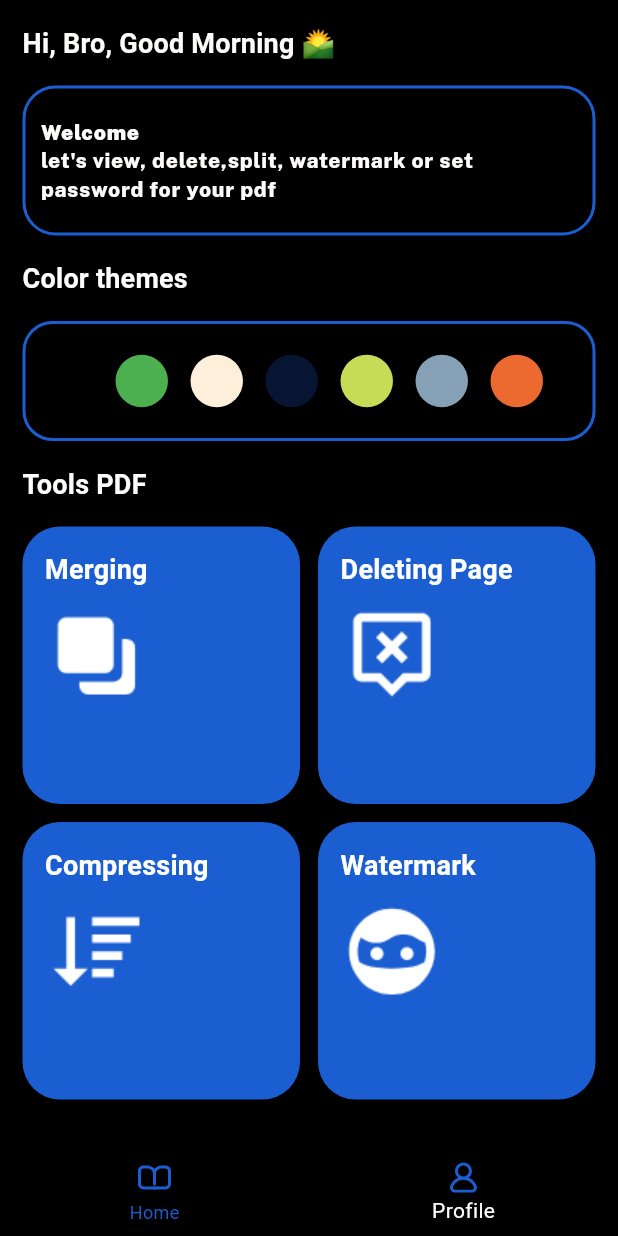
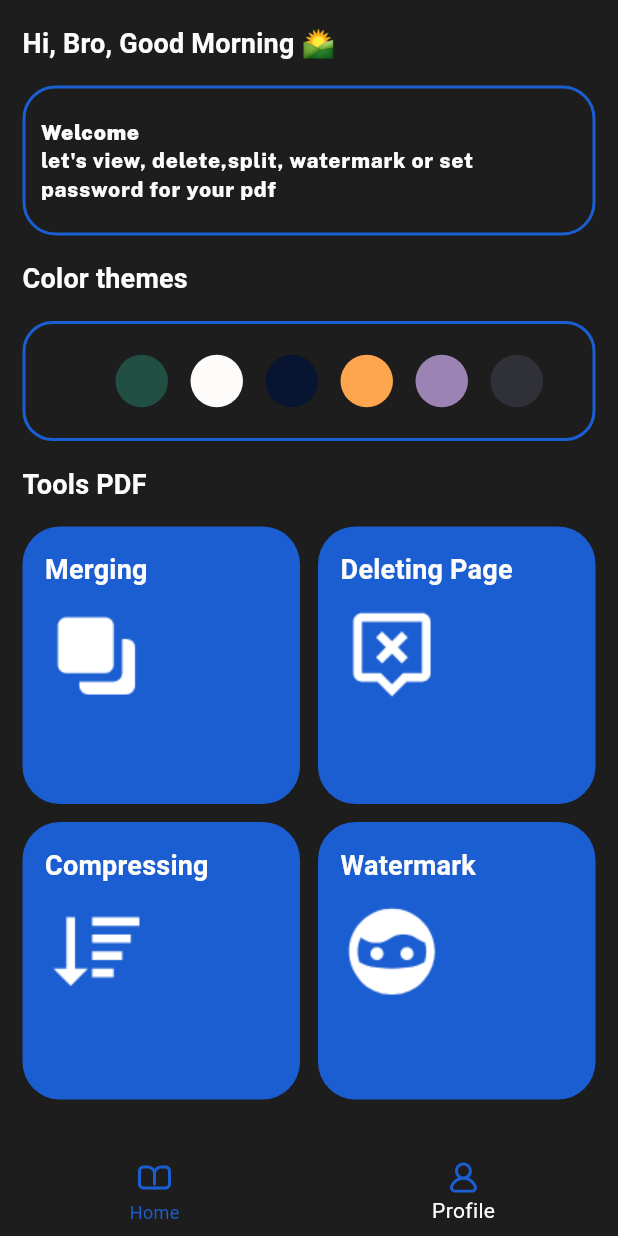
Before and after one commit to SatriaAkbarRizki/Readers-PDF, a Flutter app: the screen it shows after launch, item 2 of the bottom bar chosen, on a phone screen of 412 x 824 dp. Run offline on Flutter 3.47's test engine with Material 3 defaults, Android fonts, the phone set to English and light mode, and no system bars; our stand-ins replace bloc, file_picker, flutter_bloc, flutter_svg, go_router, share_plus; missing offline and left inert: pdfrx.

Commit message:
update: list color themes

```diff
--- a/lib/cubit/theme_cubit.dart
+++ b/lib/cubit/theme_cubit.dart
@@ -4,22 +4,33 @@ import 'package:simplereader/model/thememodel.dart';
 
 class ThemeCubit extends Cubit<Thememodel> {
   List<Thememodel> listColorTheme = [
-    Thememodel(Colors.black, const Color(0xff1b5ed1), const Color(0xffFDFCFA)),
-    Thememodel(Colors.green, const Color(0xff1b5ed1), const Color(0xffFDFCFA)),
-    Thememodel(const Color(0xfffeefda), const Color(0xff1b5ed1),
+    Thememodel(
+        const Color(0xff1d1d1d),
+        const Color(0xff1b5ed1), // Done
         const Color(0xffFDFCFA)),
-    Thememodel(const Color(0xff071432), const Color(0xff1b5ed1),
+    Thememodel(
+        const Color(0xff214f44),
+        const Color.fromARGB(255, 117, 163, 133),
+        const Color(0xffFDFCFA)), // Done
+    Thememodel(
+        const Color(0xffFDFCFA), const Color(0xfff9e069), Colors.black), // Done
+    Thememodel(
+        const Color(0xff071432),
+        const Color(0xff1b5ed1), // Done
         const Color(0xffFDFCFA)),
-    Thememodel(const Color(0xffc7dc56), const Color(0xff1b5ed1),
-        const Color(0xffFDFCFA)),
-    Thememodel(const Color(0xff86a1b6), const Color(0xff1b5ed1),
-        const Color(0xffFDFCFA)),
-    Thememodel(const Color(0xffec6a30), const Color(0xff1b5ed1),
-        const Color(0xffFDFCFA)),
+    Thememodel(const Color(0xfffea64e), const Color(0xfff1521c),
+        const Color(0xfffefffe)), // Done
+    Thememodel(const Color(0xff9b84b4), const Color(0xff1a0e21), Colors.white),
+Thememodel(
+              const Color(0xff303138), const Color(0xfff3c0c5), Colors.white)
   ];
   ThemeCubit()
-      : super(Thememodel(
-            Colors.black, const Color(0xff1b5ed1), const Color(0xffFDFCFA)));
+      : super(
+          Thememodel(
+        const Color(0xff1d1d1d),
+        const Color(0xff1b5ed1), // Done
+        const Color(0xffFDFCFA)),
+        );
 
   void chanetTheme(int index) {
     emit(listColorTheme[index]);
--- a/lib/main.dart
+++ b/lib/main.dart
@@ -45,6 +45,7 @@ class MainApp extends StatelessWidget {
             debugShowCheckedModeBanner: false,
             theme: MyTheme().lightTheme.copyWith(
                   scaffoldBackgroundColor: state.background,
+
                 ),
             routerConfig: _route,
           );
--- a/lib/navigation/navbar.dart
+++ b/lib/navigation/navbar.dart
@@ -29,20 +29,20 @@ class Navbar extends StatelessWidget {
         borderRadius: const BorderRadius.only(
             topLeft: Radius.circular(10), topRight: Radius.circular(15)),
         child: BlocBuilder<ThemeCubit, Thememodel>(
-          builder: (context, state) {
+          builder: (context, themes) {
             return BottomNavigationBar(
                 currentIndex: navCubit.state,
                 onTap: (value) => navCubit.switchNavBar(value),
-                backgroundColor: state.background,
-                selectedItemColor: state.text,
-                unselectedItemColor: state.widget,
+                backgroundColor: themes.background,
+                selectedItemColor: themes.text,
+                unselectedItemColor: themes.widget,
                 items: [
                   BottomNavigationBarItem(
                       label: 'Home',
                       icon: SvgPicture.asset(
                         'assets/icons/open-book.svg',
-                        colorFilter: const ColorFilter.mode(
-                            Color(0xff1b5ed1), BlendMode.srcIn),
+                        colorFilter:
+                            ColorFilter.mode(themes.widget, BlendMode.srcIn),
                       )),
                   // BottomNavigationBarItem(
                   //     label: 'Listen',
@@ -55,8 +55,8 @@ class Navbar extends StatelessWidget {
                       label: 'Profile',
                       icon: SvgPicture.asset(
                         'assets/icons/account.svg',
-                        colorFilter: const ColorFilter.mode(
-                            Color(0xff1b5ed1), BlendMode.srcIn),
+                        colorFilter:
+                            ColorFilter.mode(themes.widget, BlendMode.srcIn),
                       ))
                 ]);
           },
--- a/lib/screens/Home.dart
+++ b/lib/screens/Home.dart
@@ -1,18 +1,25 @@
 import 'package:flutter/material.dart';
+import 'package:flutter_bloc/flutter_bloc.dart';
 import 'package:simplereader/widget/listpdf.dart';
+
+import '../cubit/theme_cubit.dart';
 
 class HomeScreens extends StatelessWidget {
   const HomeScreens({super.key});
 
   @override
   Widget build(BuildContext context) {
+    final themes = context.watch<ThemeCubit>().state;
     return Scaffold(
       appBar: AppBar(
-          backgroundColor: const Color(0xffFDFCFA),
+          backgroundColor: themes.background,
           forceMaterialTransparency: true,
           title: Text(
             'Simple Reader',
-            style: Theme.of(context).textTheme.titleLarge,
+            style: Theme.of(context)
+                .textTheme
+                .titleLarge!
+                .copyWith(color: themes.text),
           ),
           actions: const [
             Padding(
--- a/lib/screens/profile.dart
+++ b/lib/screens/profile.dart
@@ -1,8 +1,6 @@
-import 'dart:developer';
 
 import 'package:flutter/material.dart';
 import 'package:flutter_bloc/flutter_bloc.dart';
-import 'package:simplereader/cubit/navbar_cubit.dart';
 import 'package:simplereader/widget/title_profile.dart';
 import 'package:simplereader/widget/title_tools.dart';
 
@@ -32,8 +30,8 @@ class ProfileScreen extends StatelessWidget {
                     width: MediaQuery.of(context).size.width,
                     decoration: BoxDecoration(
                         borderRadius: BorderRadius.circular(22),
-                        border: Border.all(
-                            color: const Color(0xff1b5ed1), width: 2)),
+                        border:
+                            Border.all(color: themes.state.widget, width: 2)),
                     child: Padding(
                       padding:
                           const EdgeInsets.only(left: 10, right: 10, top: 20),
@@ -75,8 +73,8 @@ class ProfileScreen extends StatelessWidget {
                     width: MediaQuery.of(context).size.width,
                     decoration: BoxDecoration(
                         borderRadius: BorderRadius.circular(20),
-                        border: Border.all(
-                            color: const Color(0xff1b5ed1), width: 2)),
+                        border:
+                            Border.all(color: themes.state.widget, width: 2)),
                     child: Padding(
                       padding: const EdgeInsets.all(10),
                       child: ListView.builder(
@@ -117,12 +115,15 @@ class ProfileScreen extends StatelessWidget {
                     mainAxisSpacing: 12.0,
                     crossAxisSpacing: 12.0,
                   ),
-                  children: const [
-                    TitleTools('Merging', 'assets/icons/merge.png'),
+                  children: [
                     TitleTools(
-                        'Deleting Page ', 'assets/icons/delete_page.png'),
-                    TitleTools('Compressing', 'assets/icons/sort-down.png'),
-                    TitleTools('Watermark', 'assets/icons/face-mask.png')
+                        'Merging', 'assets/icons/merge.png', themes.state),
+                    TitleTools('Deleting Page ', 'assets/icons/delete_page.png',
+                        themes.state),
+                    TitleTools('Compressing', 'assets/icons/sort-down.png',
+                        themes.state),
+                    TitleTools(
+                        'Watermark', 'assets/icons/face-mask.png', themes.state)
                   ],
                 )
               ],
--- a/lib/widget/listpdf.dart
+++ b/lib/widget/listpdf.dart
@@ -3,6 +3,7 @@ import 'package:flutter_bloc/flutter_bloc.dart';
 import 'package:go_router/go_router.dart';
 import 'package:pdfrx/pdfrx.dart';
 import 'package:simplereader/bloc/pdf/pdf_bloc.dart';
+import 'package:simplereader/cubit/theme_cubit.dart';
 import 'package:simplereader/screens/empty.dart';
 import 'package:simplereader/screens/readingpdf.dart';
 import 'package:simplereader/type/empty_type.dart';
@@ -14,6 +15,7 @@ class ListPDF extends StatelessWidget {
   @override
   Widget build(BuildContext context) {
     final listPdf = context.watch<PdfBloc>().listPdf;
+    final themes = context.watch<ThemeCubit>().state;
     return Builder(
       builder: (context) {
         if (listPdf.isNotEmpty) {
@@ -80,7 +82,10 @@ class ListPDF extends StatelessWidget {
                             ),
                             child: Text(
                               listPdf[index].name,
-                              style: Theme.of(context).textTheme.labelSmall,
+                              style: Theme.of(context)
+                                  .textTheme
+                                  .labelSmall!
+                                  .copyWith(color: themes.text),
                               overflow: TextOverflow.ellipsis,
                             ),
                           ),
--- a/lib/widget/title_tools.dart
+++ b/lib/widget/title_tools.dart
@@ -1,28 +1,29 @@
 import 'package:flutter/material.dart';
+
+import '../model/thememodel.dart';
 
 class TitleTools extends StatelessWidget {
   final String title, path;
-  const TitleTools(this.title, this.path ,{super.key});
+  final Thememodel themes;
+  const TitleTools(this.title, this.path, this.themes, {super.key});
 
   @override
   Widget build(BuildContext context) {
     return Container(
-
       decoration: BoxDecoration(
-          color: const Color(0xff1b5ed1),
-          borderRadius: BorderRadius.circular(25)),
+          color: themes.widget, borderRadius: BorderRadius.circular(25)),
       child: Padding(
-        padding: EdgeInsets.all(15.0),
+        padding: const EdgeInsets.all(15.0),
         child: Column(
           crossAxisAlignment: CrossAxisAlignment.start,
           mainAxisAlignment: MainAxisAlignment.start,
           children: [
             Text(
               title,
-              style: Theme.of(context)
-                  .textTheme
-                  .titleMedium!
-                  .copyWith(color: Colors.white),
+              style: Theme.of(context).textTheme.titleMedium!.copyWith(
+                  color: themes.text == Colors.white
+                      ? themes.background
+                      : themes.text),
             ),
             Padding(
               padding: const EdgeInsets.only(top: 10),
```
